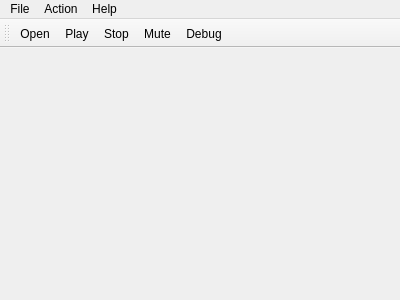
First picture: the form in src/ui/mainwindow.ui, repository nbouchinet/gbmu, before the edit.
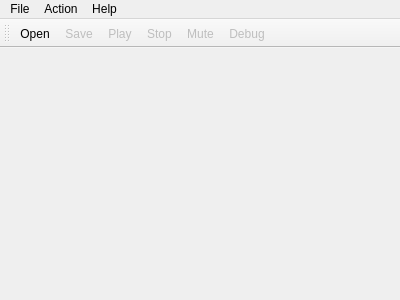
Second picture: the form after the edit. Icons and pictures are not drawn.

```diff
--- a/src/ui/mainwindow.ui
+++ b/src/ui/mainwindow.ui
@@ -63,12 +63,19 @@
     <bool>false</bool>
    </attribute>
    <addaction name="actionOpen"/>
+   <addaction name="actionSave"/>
    <addaction name="actionPlay"/>
    <addaction name="actionStop"/>
    <addaction name="actionMute"/>
    <addaction name="actionDebug"/>
   </widget>
   <action name="actionOpen">
+   <property name="checkable">
+    <bool>false</bool>
+   </property>
+   <property name="checked">
+    <bool>false</bool>
+   </property>
    <property name="icon">
     <iconset resource="resource.qrc">
      <normaloff>:/resources/resources/download.png</normaloff>:/resources/resources/download.png</iconset>
@@ -81,6 +88,9 @@
    </property>
   </action>
   <action name="actionPlay">
+   <property name="enabled">
+    <bool>false</bool>
+   </property>
    <property name="icon">
     <iconset resource="resource.qrc">
      <normaloff>:/resources/resources/pause.png</normaloff>:/resources/resources/pause.png</iconset>
@@ -93,6 +103,9 @@
    </property>
   </action>
   <action name="actionStop">
+   <property name="enabled">
+    <bool>false</bool>
+   </property>
    <property name="icon">
     <iconset resource="resource.qrc">
      <normaloff>:/resources/resources/stop.png</normaloff>:/resources/resources/stop.png</iconset>
@@ -105,6 +118,9 @@
    </property>
   </action>
   <action name="actionMute">
+   <property name="enabled">
+    <bool>false</bool>
+   </property>
    <property name="icon">
     <iconset resource="resource.qrc">
      <normaloff>:/resources/resources/mute.png</normaloff>:/resources/resources/mute.png</iconset>
@@ -117,6 +133,9 @@
    </property>
   </action>
   <action name="actionDebug">
+   <property name="enabled">
+    <bool>false</bool>
+   </property>
    <property name="icon">
     <iconset resource="resource.qrc">
      <normaloff>:/resources/resources/bug.png</normaloff>:/resources/resources/bug.png</iconset>
@@ -128,6 +147,18 @@
     <string>Ctrl+D</string>
    </property>
   </action>
+  <action name="actionSave">
+   <property name="enabled">
+    <bool>false</bool>
+   </property>
+   <property name="icon">
+    <iconset resource="resource.qrc">
+     <normaloff>:/resources/save.png</normaloff>:/resources/save.png</iconset>
+   </property>
+   <property name="text">
+    <string>Save</string>
+   </property>
+  </action>
  </widget>
  <layoutdefault spacing="6" margin="11"/>
  <resources>
```
Left out of the diff: 11 changed lines with no effect on the pictures.
